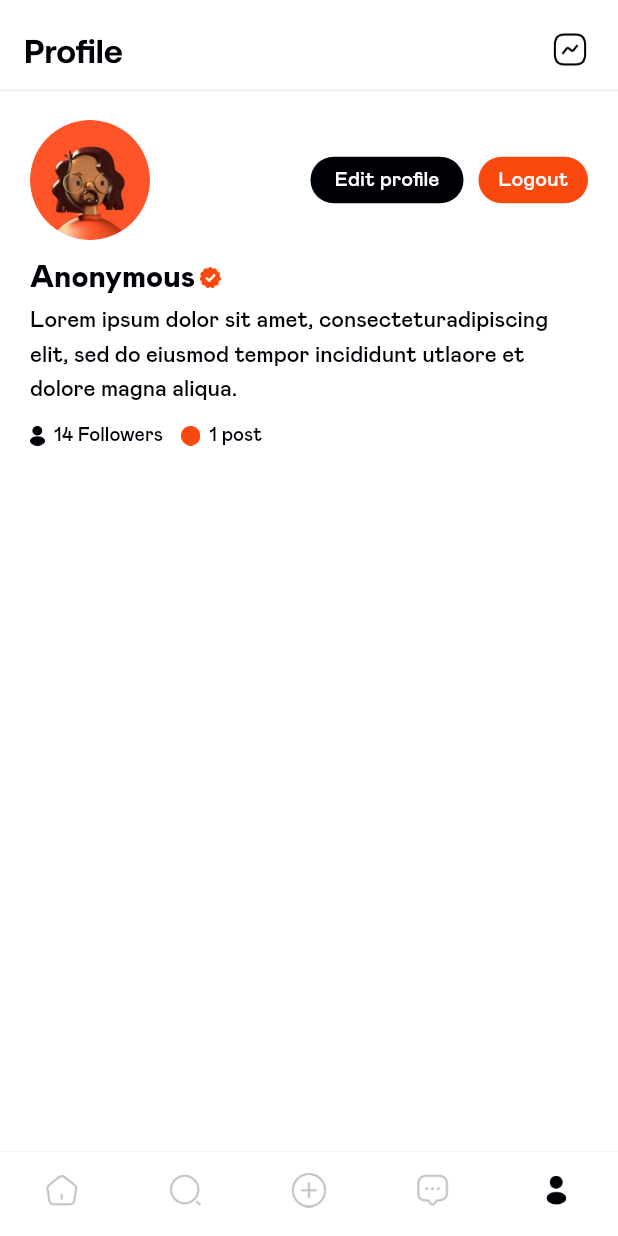
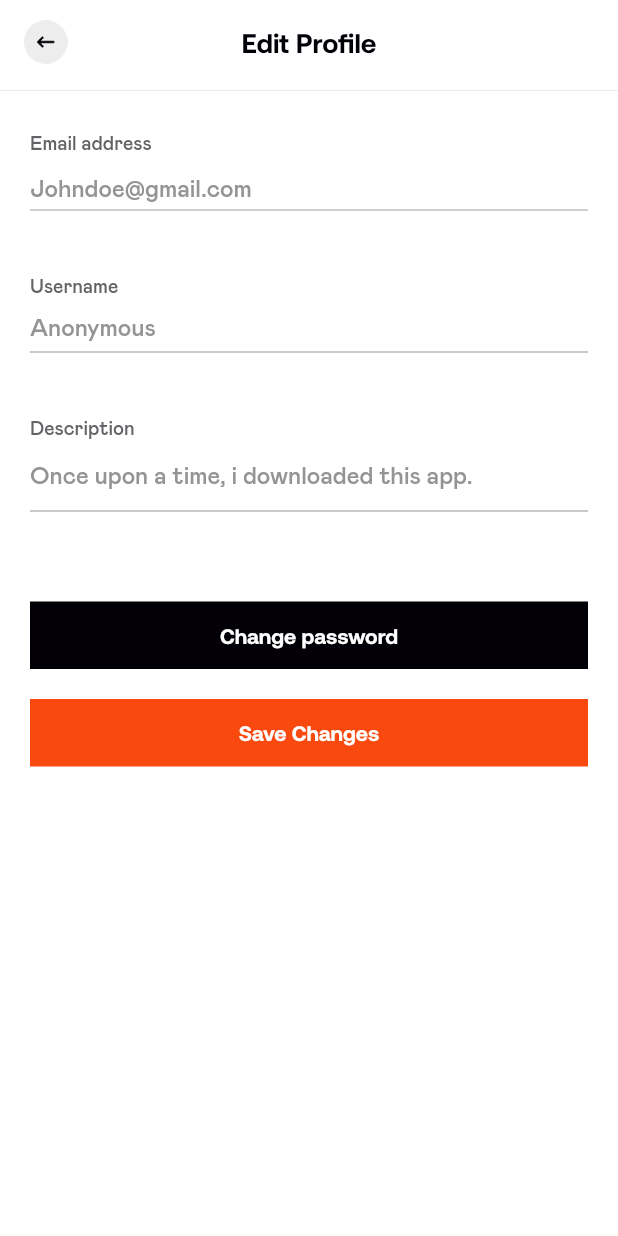
Before and after one commit to ulims/Postcrap, a Flutter app: the Nav screen opened directly, item 5 of the bottom bar chosen, after a tap on "Edit profile", on a phone screen of 412 x 824 dp. Run offline on Flutter 3.47's test engine with Material 2 defaults, Android fonts, the phone set to English and light mode, and no system bars; our stand-ins replace another_flushbar, firebase_auth, firebase_core, loading_animation_widget, shared_preferences; accounts and stored records are empty.

```diff
--- a/lib/screens/authenticate/login.dart
+++ b/lib/screens/authenticate/login.dart
@@ -62,8 +62,7 @@ class _LoginState extends State<Login> {
             const SizedBox(
               height: 40,
             ),
-            Container(
-              child: Form(
+            Form(
               key: _formKey,
               child: Column(
                 crossAxisAlignment: CrossAxisAlignment.end,
@@ -175,7 +174,6 @@ class _LoginState extends State<Login> {
                 ],
               ),
             ),
-            ),
             const Spacer(),
             Center(
               child: GestureDetector(
--- a/lib/screens/authenticate/register.dart
+++ b/lib/screens/authenticate/register.dart
@@ -72,8 +72,7 @@ class _RegisterState extends State<Register> {
             const SizedBox(
               height: 40,
             ),
-            Container(
-              child: Form(
+            Form(
               key: _formKey,
               child: Column(
                 crossAxisAlignment: CrossAxisAlignment.end,
@@ -184,7 +183,6 @@ class _RegisterState extends State<Register> {
                 ],
               ),
             ),
-            ),
             const Spacer(),
             Center(
               child: GestureDetector(
--- /dev/null
+++ b/lib/screens/edit_profile.dart
@@ -0,0 +1,255 @@
+import 'package:flutter/material.dart';
+import 'package:postcrap/shared/constants.dart';
+import 'package:postcrap/shared/input_constant.dart';
+
+class EditProfile extends StatefulWidget {
+  const EditProfile({Key? key}) : super(key: key);
+
+  @override
+  State<EditProfile> createState() => _EditProfileState();
+}
+
+class _EditProfileState extends State<EditProfile> {
+  final _formKey = GlobalKey<FormState>();
+  String username = '';
+  String description = '';
+
+  @override
+  Widget build(BuildContext context) {
+    return Scaffold(
+      backgroundColor: background,
+      appBar: PreferredSize(
+          preferredSize: const Size.fromHeight(60),
+          child: Container(
+            decoration: const BoxDecoration(boxShadow: [
+              BoxShadow(
+                  offset: Offset(
+                    0,
+                    0.4,
+                  ),
+                  blurRadius: 0,
+                  color: textColor10)
+            ]),
+            child: AppBar(
+                elevation: 0.0,
+                backgroundColor: background,
+                automaticallyImplyLeading: false,
+                centerTitle: true,
+                title: const Text(
+                  'Edit Profile',
+                  style: TextStyle(
+                      fontFamily: 'Aeonik',
+                      color: textColor100,
+                      fontSize: 18,
+                      fontWeight: FontWeight.w700),
+                ),
+                leading: GestureDetector(
+                  onTap: () {
+                    Navigator.of(context).pop();
+                  },
+                  child: Padding(
+                    padding: const EdgeInsets.only(left: 5),
+                    child: SizedBox(
+                      height: 10,
+                      width: 10,
+                      child: Padding(
+                        padding: const EdgeInsets.all(11),
+                        child: Image.asset('assets/images/leading.png'),
+                      ),
+                    ),
+                  ),
+                )),
+          )),
+      body: Padding(
+        padding: const EdgeInsets.symmetric(horizontal: 20),
+        child: SafeArea(
+          child: Form(
+            key: _formKey,
+            child: Column(
+              children: [
+                Column(
+                  crossAxisAlignment: CrossAxisAlignment.start,
+                  children: [
+                    const SizedBox(
+                      height: 30,
+                    ),
+                    const Text(
+                      'Email address',
+                      style: TextStyle(
+                          fontFamily: 'Mabry-Pro',
+                          fontSize: 13,
+                          fontWeight: FontWeight.w400,
+                          color: textColor60),
+                    ),
+                    SizedBox(
+                      height: 37,
+                      width: double.infinity,
+                      child: TextFormField(
+                          cursorColor: textColor100,
+                          enabled: false,
+                          decoration: const InputDecoration(
+                              focusedBorder: UnderlineInputBorder(
+                                borderSide:
+                                    BorderSide(color: textColor100, width: 1.3),
+                              ),
+                              enabledBorder: UnderlineInputBorder(
+                                  borderSide: BorderSide(
+                                      color: textColor40, width: 0.7)),
+                              hintText: 'Johndoe@gmail.com',
+                              hintStyle: TextStyle(
+                                  fontFamily: 'Mabry-Pro',
+                                  fontSize: 16,
+                                  fontWeight: FontWeight.w500,
+                                  color: textColor40))),
+                    ),
+                  ],
+                ),
+                const SizedBox(
+                  height: 15,
+                ),
+                Column(
+                  crossAxisAlignment: CrossAxisAlignment.start,
+                  children: [
+                    const SizedBox(
+                      height: 30,
+                    ),
+                    const Text(
+                      'Username',
+                      style: TextStyle(
+                          fontFamily: 'Mabry-Pro',
+                          fontSize: 13,
+                          fontWeight: FontWeight.w400,
+                          color: textColor60),
+                    ),
+                    SizedBox(
+                      height: 37,
+                      width: double.infinity,
+                      child: TextFormField(
+                         onChanged: (val) {
+                            setState(() => username = val);
+                          },
+                          validator: (val) => val!.length < 3
+                              ? 'Must be 3 characters long'
+                              : null,
+                          cursorColor: textColor100,
+                          style: const TextStyle(
+                              fontSize: 16,
+                              fontWeight: FontWeight.w500,
+                              color: textColor100,
+                              fontFamily: 'Mabry-Pro'),
+                          decoration: const InputDecoration(
+                              focusedBorder: UnderlineInputBorder(
+                                borderSide:
+                                    BorderSide(color: textColor100, width: 1.3),
+                              ),
+                              enabledBorder: UnderlineInputBorder(
+                                  borderSide: BorderSide(
+                                      color: textColor40, width: 0.7)),
+                              hintText: 'Anonymous',
+                              hintStyle: TextStyle(
+                                  fontFamily: 'Mabry-Pro',
+                                  fontSize: 16,
+                                  fontWeight: FontWeight.w500,
+                                  color: textColor40))),
+                    ),
+                  ],
+                ),
+                const SizedBox(
+                  height: 15,
+                ),
+                Column(
+                  crossAxisAlignment: CrossAxisAlignment.start,
+                  children: [
+                    const SizedBox(
+                      height: 30,
+                    ),
+                    const Text(
+                      'Description',
+                      style: TextStyle(
+                          fontFamily: 'Mabry-Pro',
+                          fontSize: 13,
+                          fontWeight: FontWeight.w400,
+                          color: textColor60),
+                    ),
+                    SizedBox(
+                      width: double.infinity,
+                      child: TextFormField(
+                         onChanged: (val) {
+                            setState(() => description = val);
+                          },
+                          validator: (val) => val!.length < 4
+                              ? 'Must be 4 characters long'
+                              : null,
+                          maxLines: 5,
+                          minLines: 1,
+                          cursorColor: textColor100,
+                          style: const TextStyle(
+                              fontSize: 16,
+                              fontWeight: FontWeight.w400,
+                              height: 1.3,
+                              color: textColor100,
+                              fontFamily: 'Mabry-Pro'),
+                          decoration: const InputDecoration(
+                              focusedBorder: UnderlineInputBorder(
+                                borderSide:
+                                    BorderSide(color: textColor100, width: 1.3),
+                              ),
+                              enabledBorder: UnderlineInputBorder(
+                                  borderSide: BorderSide(
+                                      color: textColor40, width: 0.7)),
+                              hintText:
+                                  'Once upon a time, i downloaded this app.',
+                              hintStyle: TextStyle(
+                                  fontFamily: 'Mabry-Pro',
+                                  fontSize: 16,
+                                  fontWeight: FontWeight.w500,
+                                  color: textColor40))),
+                    ),
+                  ],
+                ),
+                const SizedBox(height: 60,),
+                Container(
+                height: 45,
+                width: double.infinity,
+                color: textColor100,
+                child: TextButton(onPressed: (() {   }),
+                child: const Text(
+                'Change password',
+                style: TextStyle(
+                  fontFamily: 'Aeonik',
+                  fontSize: 14,
+                  fontWeight: FontWeight.w700,
+                  color: background
+                ),
+                )
+                ),
+                ),
+                const SizedBox(height: 20,),
+                 Container(
+                height: 45,
+                width: double.infinity,
+                color: primary100,
+                child: TextButton(onPressed: (() async{
+                  if(_formKey.currentState!.validate()){
+                    print(description);
+                  }
+                 }),
+                child: const Text(
+                'Save Changes',
+                style: TextStyle(
+                  fontFamily: 'Aeonik',
+                  fontSize: 14,
+                  fontWeight: FontWeight.w700,
+                  color: background
+                ),
+                )
+                ),
+                ),
+              ],
+            ),
+          ),
+        ),
+      ),
+    );
+  }
+}
--- a/lib/screens/nav/home.dart
+++ b/lib/screens/nav/home.dart
@@ -35,7 +35,10 @@ class _HomeState extends State<Home> {
         backgroundColor: background,
         automaticallyImplyLeading: false,
         centerTitle: false,
-        title: titletext,
+        title: Padding(
+          padding: const EdgeInsets.only(right: 20),
+          child: titletext,
+        ),
         ),)),
       body: const SafeArea(
         child:  SingleChildScrollView(
--- a/lib/screens/nav/nav.dart
+++ b/lib/screens/nav/nav.dart
@@ -65,30 +65,40 @@ class _NavState extends State<Nav> {
                 fontWeight: FontWeight.w400,
                 height: 1.5),
             type: BottomNavigationBarType.fixed,
-            items: const[
+            items: [
               BottomNavigationBarItem(
-                icon: ImageIcon(AssetImage('assets/images/home_inactive.png')),
-                activeIcon: ImageIcon(AssetImage('assets/images/home_active.png')),
+                icon: const ImageIcon(AssetImage('assets/images/home_inactive.png')),
+                activeIcon: SizedBox(
+                    height: 24,
+                    width: 24,
+                    child: Image.asset('assets/images/home.png')),
                 label: 'Home',
               ),
-              BottomNavigationBarItem(
+              const BottomNavigationBarItem(
                   icon: ImageIcon(AssetImage('assets/images/search_active.png')),
                   activeIcon: ImageIcon(AssetImage('assets/images/search_inactive.png')),
                   label: 'Mining'),
               BottomNavigationBarItem(
-                  icon: ImageIcon(AssetImage('assets/images/add_inactive.png')),
-                  activeIcon: Icon(
-                    Icons.add_circle_rounded,
-                    size: 28,),
+                  icon: const ImageIcon(AssetImage('assets/images/add_inactive.png')),
+                  activeIcon: SizedBox(
+                    height: 24,
+                    width: 24,
+                    child: Image.asset('assets/images/add.png')),
                   label: 'Post'),
               BottomNavigationBarItem(
-                  icon: ImageIcon(AssetImage('assets/images/message_inactive.png')),
-                  activeIcon: ImageIcon(AssetImage('assets/images/message.png')),
+                  icon: const ImageIcon(AssetImage('assets/images/message_inactive.png')),
+                  activeIcon: SizedBox(
+                    height: 24,
+                    width: 24,
+                    child: Image.asset('assets/images/message.png')),
                   label: 'Chat'),
 
-               BottomNavigationBarItem(
-                  icon: ImageIcon(AssetImage('assets/images/profile_inactive.png')),
-                  activeIcon: ImageIcon(AssetImage('assets/images/profile_active.png')),
+                BottomNavigationBarItem(
+                  icon: const ImageIcon(AssetImage('assets/images/profile_inactive.png')),
+                  activeIcon: SizedBox(
+                    height: 24,
+                    width: 24,
+                    child: Image.asset('assets/images/profile.png')),
                   label: 'Profile'),
             ],
             currentIndex: _selectedTabIndex,
--- a/lib/screens/nav/profile.dart
+++ b/lib/screens/nav/profile.dart
@@ -1,5 +1,6 @@
 import 'package:flutter/material.dart';
 import 'package:flutter/rendering.dart';
+import 'package:postcrap/screens/edit_profile.dart';
 import 'package:postcrap/services/auth.dart';
 import 'package:postcrap/shared/constants.dart';
 import 'package:postcrap/widget/text.dart';
@@ -34,7 +35,10 @@ class _ProfileState extends State<Profile> {
         backgroundColor: background,
         automaticallyImplyLeading: false,
         centerTitle: false,
-        title: chattext,
+        title: Padding(
+          padding: const EdgeInsets.only(right: 20),
+          child: chattext,
+        ),
         actions: const[
          Padding(padding: EdgeInsets.only(right: 20,top: 10),
          child: ImageIcon(AssetImage('assets/images/prices.png'),
@@ -65,7 +69,7 @@ class _ProfileState extends State<Profile> {
                   color: textColor3,
                   image: const DecorationImage(
                   fit: BoxFit.fill,
-                  image: AssetImage('assets/images/profile.png')
+                  image: AssetImage('assets/images/profile_pics.png')
                   )
                   ),
                 ),
@@ -92,7 +96,10 @@ class _ProfileState extends State<Profile> {
                   color: background
                 ),
                 ),
-                onPressed: () {},
+                onPressed: () {
+                  Navigator.of(context).push(MaterialPageRoute(
+                builder: ((context) => const EditProfile())));
+                },
               ),
           ),
           const SizedBox(width: 10,),
@@ -144,7 +151,7 @@ class _ProfileState extends State<Profile> {
           ),
           const SizedBox(height: 5,),
           const Text(
-            'Lorem ipsum dolor sit amet, consecteturadipiscing elit, sed do eiusmod tempor incididunt utlaore et dolore magna aliqua.',
+            'Once upon a time, i downloaded this app.',
             style: TextStyle(
               fontFamily: 'Mabry-Pro',
               fontSize: 15,
@@ -155,17 +162,17 @@ class _ProfileState extends State<Profile> {
               ),
           const SizedBox(height: 15,),
           Row(
-            children: const [
-              SizedBox(
+            children:  [
+              const SizedBox(
                 height: 13,
                 width: 10,
                 child: ImageIcon(AssetImage('assets/images/user.png'),
                 color: textColor100,
                 ),
               ),
-               SizedBox(width: 6,),
-              Text(
-                '14 Followers',
+               const SizedBox(width: 6,),
+              const Text(
+                '0 Followers',
                 style: TextStyle(
                   fontFamily: 'Mabry-Pro',
                   fontSize: 13,
@@ -173,17 +180,15 @@ class _ProfileState extends State<Profile> {
                   color: textColor100
                 ),
                 ),
-              SizedBox(width: 12,),
+              const SizedBox(width: 15,),
               SizedBox(
-                height: 13,
-                width: 13,
-                child: ImageIcon(AssetImage('assets/images/post.png'),
-                color: primary100,
-                ),
+                height: 14,
+                width: 14,
+                child: Image.asset('assets/images/post.png'),
               ),
-               SizedBox(width: 6,),
-              Text(
-                '1 post',
+               const SizedBox(width: 6,),
+              const Text(
+                '0 post',
                 style: TextStyle(
                   fontFamily: 'Mabry-Pro',
                   fontSize: 13,
@@ -191,8 +196,33 @@ class _ProfileState extends State<Profile> {
                   color: textColor100
                 ),
                 ),
-
             ],
+          ),
+          const SizedBox(height: 7,),
+          const Divider(color: textColor10,),
+          SizedBox(
+          child: Center(
+            child: Column(
+              crossAxisAlignment: CrossAxisAlignment.center,
+              children: [
+                const SizedBox(height: 120,),
+                SizedBox(
+                  height: 110,
+                  width: 110,
+                  child: Image.asset('assets/images/no.png',)),
+                  const SizedBox(height: 7,),
+                  const Text(
+                  'No post yet',
+                  style: TextStyle(
+                    fontFamily: 'Mabry-Pro',
+                    fontSize: 14,
+                    fontWeight: FontWeight.w400,
+                    color: textColor100
+                  ),
+                    )
+              ],
+            ),
+          ),
           )
           ],
           ),
```
Also changed, not shown: assets/images/add.png (added), assets/images/home.png (added), assets/images/leading.png (added), assets/images/no.png (added), assets/images/profile.png, assets/images/profile_pics.png (added). Lines whose indentation alone changed are shown as unchanged.
